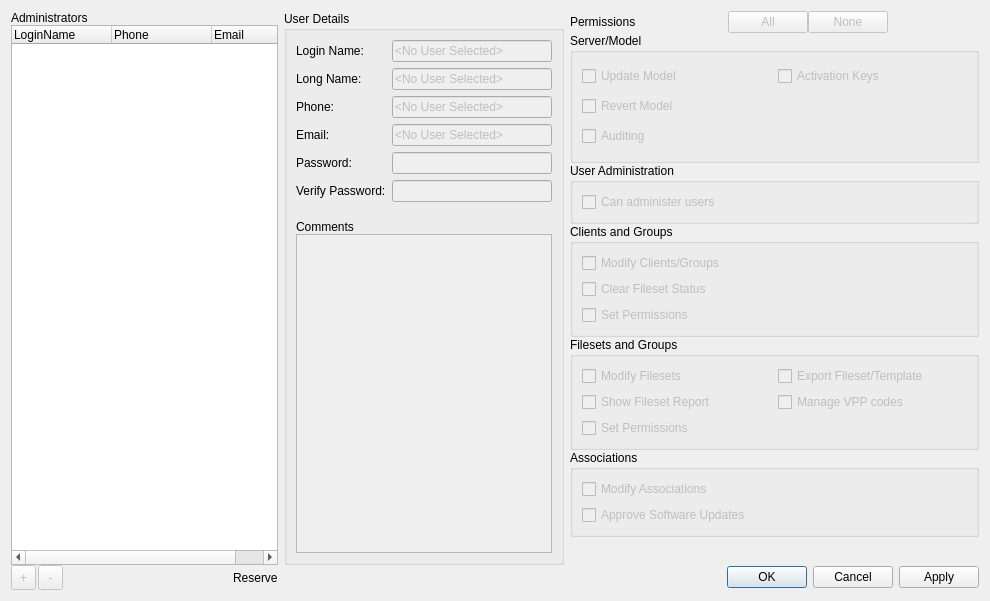
Old version of the form FWAdminLib/AdminUserDlg.ui in the repository fw-dev/translations.
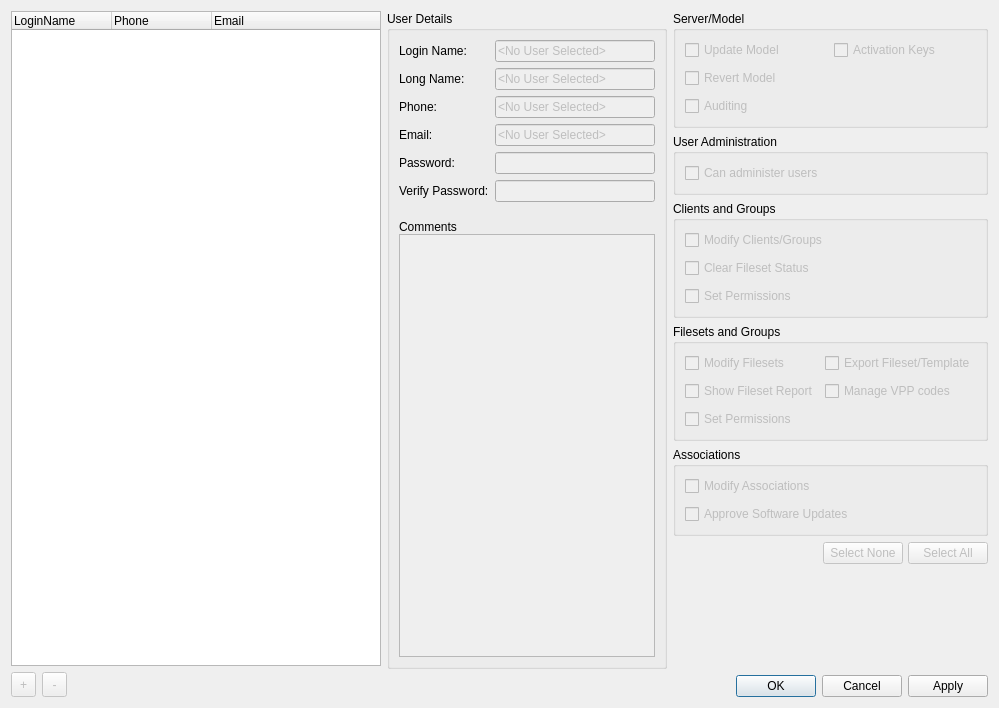
New version of the form. Custom widgets are drawn as their Qt base class.

```diff
--- a/FWAdminLib/AdminUserDlg.ui
+++ b/FWAdminLib/AdminUserDlg.ui
@@ -6,34 +6,18 @@
    <rect>
     <x>0</x>
     <y>0</y>
-    <width>990</width>
-    <height>601</height>
+    <width>999</width>
+    <height>708</height>
    </rect>
   </property>
   <property name="windowTitle">
    <string>FileWave Administrators</string>
   </property>
   <layout class="QGridLayout" name="gridLayout_7">
-   <property name="verticalSpacing">
-    <number>0</number>
-   </property>
-   <item row="0" column="0" colspan="4">
-    <layout class="QVBoxLayout" name="verticalLayout_2">
+   <item row="0" column="0" rowspan="2">
+    <layout class="QVBoxLayout" name="verticalLayout">
      <item>
-      <widget class="QLabel" name="label">
-       <property name="sizePolicy">
-        <sizepolicy hsizetype="Preferred" vsizetype="Fixed">
-         <horstretch>0</horstretch>
-         <verstretch>0</verstretch>
-        </sizepolicy>
-       </property>
-       <property name="text">
-        <string>Administrators</string>
-       </property>
-      </widget>
-     </item>
-     <item>
-      <widget class="QTreeWidget" name="treeWidgetAdminList">
+      <widget class="StyledTreeWidget" name="treeWidgetAdminList">
        <property name="alternatingRowColors">
         <bool>true</bool>
        </property>
@@ -54,10 +38,93 @@
        </column>
       </widget>
      </item>
-    </layout>
-   </item>
-   <item row="0" column="4">
+     <item>
+      <layout class="QHBoxLayout" name="horizontalLayout_4">
+       <item>
+        <layout class="QHBoxLayout" name="horizontalLayout_2">
+         <item>
+          <widget class="QToolButton" name="buttonAddAdmin">
+           <property name="enabled">
+            <bool>false</bool>
+           </property>
+           <property name="minimumSize">
+            <size>
+             <width>25</width>
+             <height>25</height>
+            </size>
+           </property>
+           <property name="maximumSize">
+            <size>
+             <width>25</width>
+             <height>25</height>
+            </size>
+           </property>
+           <property name="text">
+            <string>+</string>
+           </property>
+          </widget>
+         </item>
+         <item>
+          <widget class="QToolButton" name="buttonRemoveAdmin">
+           <property name="enabled">
+            <bool>false</bool>
+           </property>
+           <property name="minimumSize">
+            <size>
+             <width>25</width>
+             <height>25</height>
+            </size>
+           </property>
+           <property name="maximumSize">
+            <size>
+             <width>25</width>
+             <height>25</height>
+            </size>
+           </property>
+           <property name="text">
+            <string>-</string>
+           </property>
+          </widget>
+         </item>
+        </layout>
+       </item>
+       <item>
+        <spacer name="horizontalSpacer_2">
+         <property name="orientation">
+          <enum>Qt::Horizontal</enum>
+         </property>
+         <property name="sizeHint" stdset="0">
+          <size>
+           <width>135</width>
+           <height>20</height>
+          </size>
+         </property>
+        </spacer>
+       </item>
+       <item>
+        <widget class="LockButton" name="buttonReserve" native="true"/>
+       </item>
+       <item>
+        <widget class="QLabel" name="labelReserve">
+         <property name="text">
+          <string/>
+         </property>
+        </widget>
+       </item>
+      </layout>
+     </item>
+    </layout>
+   </item>
+   <item row="0" column="1">
+    <layout class="QGridLayout" name="gridLayout_6">
+     <item row="0" column="0" rowspan="7">
     <widget class="QGroupBox" name="grpUserDetails">
+       <property name="sizePolicy">
+        <sizepolicy hsizetype="Preferred" vsizetype="Preferred">
+         <horstretch>0</horstretch>
+         <verstretch>70</verstretch>
+        </sizepolicy>
+       </property>
      <property name="minimumSize">
       <size>
        <width>275</width>
@@ -201,104 +268,22 @@
      </layout>
     </widget>
    </item>
-   <item row="0" column="6" colspan="2">
-    <layout class="QVBoxLayout" name="verticalLayout">
-     <item>
-      <layout class="QHBoxLayout" name="horizontalLayout">
-       <item>
-        <widget class="QLabel" name="label_2">
-         <property name="sizePolicy">
-          <sizepolicy hsizetype="Preferred" vsizetype="Fixed">
-           <horstretch>0</horstretch>
-           <verstretch>0</verstretch>
-          </sizepolicy>
-         </property>
-         <property name="text">
-          <string>Permissions</string>
-         </property>
-        </widget>
-       </item>
-       <item>
-        <spacer name="horizontalSpacer_3">
-         <property name="orientation">
-          <enum>Qt::Horizontal</enum>
-         </property>
-         <property name="sizeHint" stdset="0">
-          <size>
-           <width>40</width>
-           <height>20</height>
-          </size>
-         </property>
-        </spacer>
-       </item>
-       <item>
-        <widget class="QPushButton" name="buttonAll">
-         <property name="enabled">
-          <bool>false</bool>
-         </property>
-         <property name="text">
-          <string>All</string>
-         </property>
-        </widget>
-       </item>
-       <item>
-        <widget class="QPushButton" name="buttonNone">
-         <property name="enabled">
-          <bool>false</bool>
-         </property>
-         <property name="text">
-          <string>None</string>
-         </property>
-        </widget>
-       </item>
-       <item>
-        <spacer name="horizontalSpacer">
-         <property name="orientation">
-          <enum>Qt::Horizontal</enum>
-         </property>
-         <property name="sizeHint" stdset="0">
-          <size>
-           <width>40</width>
-           <height>20</height>
-          </size>
-         </property>
-        </spacer>
-       </item>
-      </layout>
-     </item>
-     <item>
+     <item row="0" column="1">
       <widget class="QGroupBox" name="groupBox">
-       <property name="minimumSize">
-        <size>
-         <width>274</width>
-         <height>130</height>
-        </size>
+       <property name="sizePolicy">
+        <sizepolicy hsizetype="Preferred" vsizetype="Maximum">
+         <horstretch>0</horstretch>
+         <verstretch>0</verstretch>
+        </sizepolicy>
        </property>
        <property name="title">
         <string>Server/Model</string>
        </property>
        <layout class="QGridLayout" name="gridLayout_2">
-        <item row="1" column="1">
-         <widget class="QCheckBox" name="checkBoxActivationKeys">
-          <property name="enabled">
-           <bool>false</bool>
-          </property>
-          <property name="text">
-           <string>Activation Keys</string>
-          </property>
-         </widget>
-        </item>
-        <item row="2" column="0">
-         <widget class="QCheckBox" name="checkBoxRevertModel">
-          <property name="enabled">
-           <bool>false</bool>
-          </property>
-          <property name="text">
-           <string>Revert Model</string>
-          </property>
-         </widget>
-        </item>
-        <item row="1" column="0">
+        <property name="verticalSpacing">
+         <number>8</number>
+        </property>
+        <item row="0" column="0">
          <widget class="QCheckBox" name="checkBoxUpdateModel">
           <property name="enabled">
            <bool>false</bool>
@@ -308,7 +293,17 @@
           </property>
          </widget>
         </item>
-        <item row="3" column="0">
+        <item row="1" column="0">
+         <widget class="QCheckBox" name="checkBoxRevertModel">
+          <property name="enabled">
+           <bool>false</bool>
+          </property>
+          <property name="text">
+           <string>Revert Model</string>
+          </property>
+         </widget>
+        </item>
+        <item row="2" column="0">
          <widget class="QCheckBox" name="checkBoxAuditing">
           <property name="enabled">
            <bool>false</bool>
@@ -318,11 +313,27 @@
           </property>
          </widget>
         </item>
+        <item row="0" column="1">
+         <widget class="QCheckBox" name="checkBoxActivationKeys">
+          <property name="enabled">
+           <bool>false</bool>
+          </property>
+          <property name="text">
+           <string>Activation Keys</string>
+          </property>
+         </widget>
+        </item>
        </layout>
       </widget>
      </item>
-     <item>
+     <item row="1" column="1">
       <widget class="QGroupBox" name="groupBox_3">
+       <property name="sizePolicy">
+        <sizepolicy hsizetype="Preferred" vsizetype="Maximum">
+         <horstretch>0</horstretch>
+         <verstretch>0</verstretch>
+        </sizepolicy>
+       </property>
        <property name="title">
         <string>User Administration</string>
        </property>
@@ -340,12 +351,21 @@
        </layout>
       </widget>
      </item>
-     <item>
+     <item row="2" column="1">
       <widget class="QGroupBox" name="groupBox_4">
+       <property name="sizePolicy">
+        <sizepolicy hsizetype="Preferred" vsizetype="Maximum">
+         <horstretch>0</horstretch>
+         <verstretch>0</verstretch>
+        </sizepolicy>
+       </property>
        <property name="title">
         <string>Clients and Groups</string>
        </property>
        <layout class="QGridLayout" name="gridLayout_4">
+        <property name="verticalSpacing">
+         <number>8</number>
+        </property>
         <item row="0" column="0">
          <widget class="QCheckBox" name="checkBoxModifyClientsGroups">
           <property name="enabled">
@@ -379,12 +399,21 @@
        </layout>
       </widget>
      </item>
-     <item>
+     <item row="3" column="1">
       <widget class="QGroupBox" name="groupBox_5">
+       <property name="sizePolicy">
+        <sizepolicy hsizetype="Preferred" vsizetype="Maximum">
+         <horstretch>0</horstretch>
+         <verstretch>0</verstretch>
+        </sizepolicy>
+       </property>
        <property name="title">
         <string>Filesets and Groups</string>
        </property>
        <layout class="QGridLayout" name="gridLayout">
+        <property name="verticalSpacing">
+         <number>8</number>
+        </property>
         <item row="0" column="0">
          <widget class="QCheckBox" name="checkBoxModifyFilesets">
           <property name="enabled">
@@ -438,12 +467,21 @@
        </layout>
       </widget>
      </item>
-     <item>
+     <item row="4" column="1">
       <widget class="QGroupBox" name="groupBox_6">
+       <property name="sizePolicy">
+        <sizepolicy hsizetype="Preferred" vsizetype="Maximum">
+         <horstretch>0</horstretch>
+         <verstretch>0</verstretch>
+        </sizepolicy>
+       </property>
        <property name="title">
         <string>Associations</string>
        </property>
        <layout class="QGridLayout" name="gridLayout_5">
+        <property name="verticalSpacing">
+         <number>8</number>
+        </property>
         <item row="0" column="0">
          <widget class="QCheckBox" name="checkBoxModifyAssociations">
           <property name="enabled">
@@ -467,96 +505,78 @@
        </layout>
       </widget>
      </item>
+     <item row="5" column="1">
+      <widget class="QWidget" name="widget" native="true">
+       <property name="sizePolicy">
+        <sizepolicy hsizetype="Preferred" vsizetype="Maximum">
+         <horstretch>0</horstretch>
+         <verstretch>0</verstretch>
+        </sizepolicy>
+       </property>
+       <layout class="QHBoxLayout" name="horizontalLayout">
+        <property name="spacing">
+         <number>5</number>
+        </property>
+        <property name="margin">
+         <number>0</number>
+        </property>
      <item>
+         <spacer name="horizontalSpacer">
+          <property name="orientation">
+           <enum>Qt::Horizontal</enum>
+          </property>
+          <property name="sizeHint" stdset="0">
+           <size>
+            <width>40</width>
+            <height>20</height>
+           </size>
+          </property>
+         </spacer>
+        </item>
+        <item>
+         <widget class="QPushButton" name="buttonNone">
+          <property name="enabled">
+           <bool>false</bool>
+          </property>
+          <property name="text">
+           <string>Select None</string>
+          </property>
+         </widget>
+        </item>
+        <item>
+         <widget class="QPushButton" name="buttonAll">
+          <property name="enabled">
+           <bool>false</bool>
+          </property>
+          <property name="text">
+           <string>Select All</string>
+          </property>
+         </widget>
+        </item>
+       </layout>
+      </widget>
+     </item>
+     <item row="6" column="1">
       <spacer name="verticalSpacer">
        <property name="orientation">
         <enum>Qt::Vertical</enum>
        </property>
+       <property name="sizeType">
+        <enum>QSizePolicy::Preferred</enum>
+       </property>
        <property name="sizeHint" stdset="0">
         <size>
-         <width>20</width>
-         <height>37</height>
+         <width>185</width>
+         <height>17</height>
         </size>
        </property>
       </spacer>
      </item>
     </layout>
    </item>
-   <item row="2" column="0">
-    <layout class="QHBoxLayout" name="horizontalLayout_2">
-     <property name="spacing">
-      <number>2</number>
-     </property>
+   <item row="1" column="1">
+    <layout class="QHBoxLayout" name="horizontalLayout_3">
      <item>
-      <widget class="QToolButton" name="buttonAddAdmin">
-       <property name="enabled">
-        <bool>false</bool>
-       </property>
-       <property name="minimumSize">
-        <size>
-         <width>25</width>
-         <height>25</height>
-        </size>
-       </property>
-       <property name="maximumSize">
-        <size>
-         <width>25</width>
-         <height>25</height>
-        </size>
-       </property>
-       <property name="text">
-        <string>+</string>
-       </property>
-      </widget>
-     </item>
-     <item>
-      <widget class="QToolButton" name="buttonRemoveAdmin">
-       <property name="enabled">
-        <bool>false</bool>
-       </property>
-       <property name="minimumSize">
-        <size>
-         <width>25</width>
-         <height>25</height>
-        </size>
-       </property>
-       <property name="maximumSize">
-        <size>
-         <width>25</width>
-         <height>25</height>
-        </size>
-       </property>
-       <property name="text">
-        <string>-</string>
-       </property>
-      </widget>
-     </item>
-    </layout>
-   </item>
-   <item row="2" column="1">
-    <spacer name="horizontalSpacer_2">
-     <property name="orientation">
-      <enum>Qt::Horizontal</enum>
-     </property>
-     <property name="sizeHint" stdset="0">
-      <size>
-       <width>135</width>
-       <height>20</height>
-      </size>
-     </property>
-    </spacer>
-   </item>
-   <item row="2" column="2">
-    <widget class="LockButton" name="buttonReserve" native="true"/>
-   </item>
-   <item row="2" column="3">
-    <widget class="QLabel" name="labelReserve">
-     <property name="text">
-      <string>Reserve</string>
-     </property>
-    </widget>
-   </item>
-   <item row="2" column="4">
     <widget class="QLabel" name="labelWarning">
      <property name="minimumSize">
       <size>
@@ -609,7 +629,20 @@
      </property>
     </widget>
    </item>
-   <item row="2" column="7">
+     <item>
+      <spacer name="horizontalSpacer_4">
+       <property name="orientation">
+        <enum>Qt::Horizontal</enum>
+       </property>
+       <property name="sizeHint" stdset="0">
+        <size>
+         <width>40</width>
+         <height>20</height>
+        </size>
+       </property>
+      </spacer>
+     </item>
+     <item>
     <widget class="QDialogButtonBox" name="buttonBox">
      <property name="standardButtons">
       <set>QDialogButtonBox::Apply|QDialogButtonBox::Cancel|QDialogButtonBox::Ok</set>
@@ -619,18 +652,7 @@
      </property>
     </widget>
    </item>
-   <item row="2" column="6">
-    <spacer name="horizontalSpacer_4">
-     <property name="orientation">
-      <enum>Qt::Horizontal</enum>
-     </property>
-     <property name="sizeHint" stdset="0">
-      <size>
-       <width>40</width>
-       <height>20</height>
-      </size>
-     </property>
-    </spacer>
+    </layout>
    </item>
   </layout>
  </widget>
@@ -641,6 +663,11 @@
    <header>FileWaveGuiLib/lockbutton/lockbutton.h</header>
    <container>1</container>
   </customwidget>
+  <customwidget>
+   <class>StyledTreeWidget</class>
+   <extends>QTreeWidget</extends>
+   <header>FileWaveGuiLib/styledviews/styledtreeview.h</header>
+  </customwidget>
  </customwidgets>
  <tabstops>
   <tabstop>treeWidgetAdminList</tabstop>
```
Left out of the diff: 3 changed lines with no effect on the pictures. Lines whose indentation alone changed are shown as unchanged.
